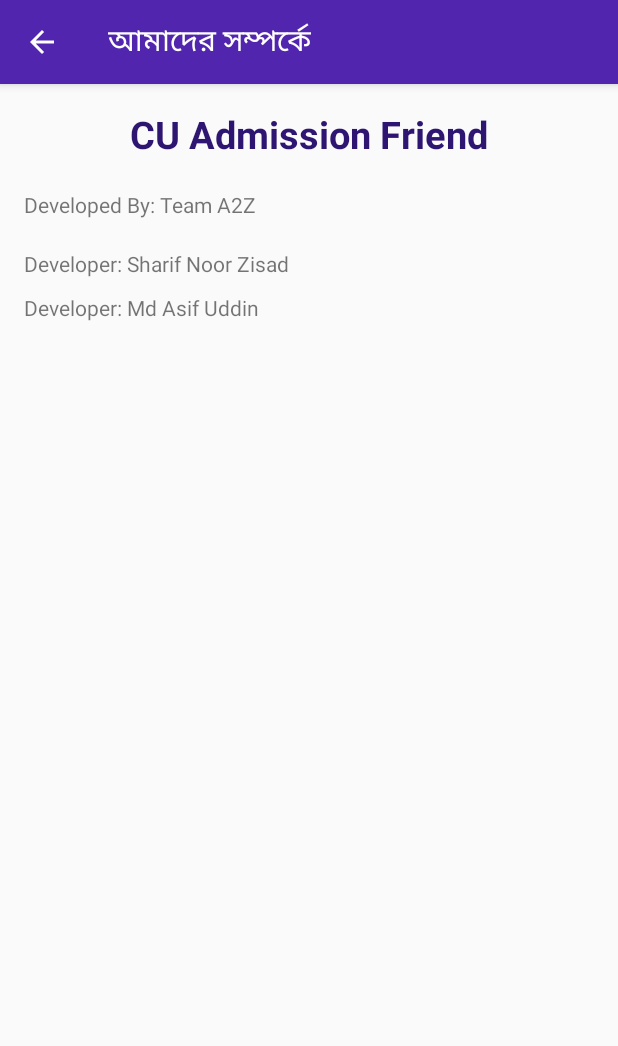
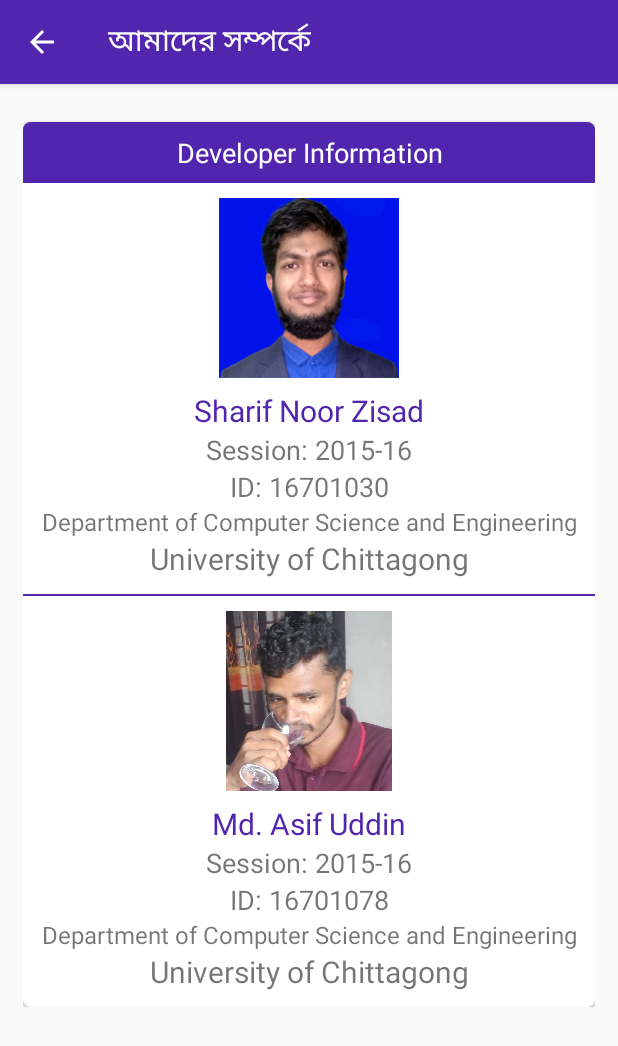
Before and after one commit to snzisad/cuadmissionfriend, an Android app: the About screen opened directly, with no data from a screen before it, on a phone screen of 412 x 824 dp. Shown: the top 1046 px of the screen. Run offline under Robolectric (Android 15) with nearby library versions, the phone set to English and light mode, and no system bars; network calls fail.

Commit message:
developer added

```diff
--- a/app/build.gradle
+++ b/app/build.gradle
@@ -1,13 +1,13 @@
 apply plugin: 'com.android.application'
 
 android {
-    compileSdkVersion 27
-    buildToolsVersion '27.0.3'
+    compileSdkVersion 28
+    buildToolsVersion '28.0.3'
 
     defaultConfig {
         applicationId "com.adnroid.bstech.cuadmissionfriend"
         minSdkVersion 16
-        targetSdkVersion 27
+        targetSdkVersion 28
         versionCode 1
         versionName "1.0"
     }
@@ -22,22 +22,22 @@ android {
 dependencies {
     implementation fileTree(dir: 'libs', include: ['*.jar'])
     implementation 'com.android.support.constraint:constraint-layout:1.1.2'
-    implementation 'com.android.support:support-v4:27.1.1'
+    implementation 'com.android.support:support-v4:28.0.0'
     testImplementation 'junit:junit:4.12'
-    implementation 'com.android.support:appcompat-v7:27.1.1'
-    implementation 'com.android.support:cardview-v7:27.1.1'
-    implementation 'com.android.volley:volley:1.0.0'
-    implementation 'com.android.support:design:27.1.1'
+    implementation 'com.android.support:appcompat-v7:28.0.0'
+    implementation 'com.android.support:cardview-v7:28.0.0'
+    implementation 'com.android.volley:volley:1.1.0'
+    implementation 'com.android.support:design:28.0.0'
     implementation 'com.squareup.picasso:picasso:2.71828'
 
     implementation 'com.commit451:PhotoView:1.2.4'
 
-    implementation 'com.google.android.gms:play-services-places:15.0.1'
-    implementation 'com.google.android.gms:play-services-maps:15.0.1'
-    implementation 'com.google.android.gms:play-services-location:15.0.1'
+    implementation 'com.google.android.gms:play-services-places:16.0.0'
+    implementation 'com.google.android.gms:play-services-maps:16.0.0'
+    implementation 'com.google.android.gms:play-services-location:16.0.0'
 
-    implementation 'com.google.firebase:firebase-core:16.0.1'
-    implementation 'com.google.firebase:firebase-messaging:17.3.1'
+    implementation 'com.google.firebase:firebase-core:16.0.5'
+    implementation 'com.google.firebase:firebase-messaging:17.3.4'
 
 }
 
--- a/app/src/main/res/layout/activity_about.xml
+++ b/app/src/main/res/layout/activity_about.xml
@@ -1,36 +1,143 @@
 <?xml version="1.0" encoding="utf-8"?>
-<LinearLayout xmlns:android="http://schemas.android.com/apk/res/android"
+<ScrollView xmlns:android="http://schemas.android.com/apk/res/android"
     xmlns:app="http://schemas.android.com/apk/res-auto"
     xmlns:tools="http://schemas.android.com/tools"
     android:layout_width="match_parent"
     android:layout_height="match_parent"
     android:orientation="vertical"
-    android:padding="16dp"
+    android:padding="5dp"
     tools:context="com.adnroid.bstech.cuadmissionfriend.About">
 
-    <TextView
-        android:layout_width="wrap_content"
+    <LinearLayout
+        android:layout_width="match_parent"
+        android:layout_height="match_parent"
+        android:padding="10dp"
+        android:orientation="vertical">
+
+        <android.support.v7.widget.CardView
+            android:layout_width="match_parent"
             android:layout_height="wrap_content"
-        android:text="CU Admission Friend"
-        android:textColor="@color/colorPrimaryDark"
-        android:textSize="25dp"
-        android:textStyle="bold"
-        android:layout_gravity="center_horizontal"/>
+            android:background="@color/colorLight"
+            android:layout_marginTop="10dp"
+            app:cardCornerRadius="5dp">
+
+            <LinearLayout
+                android:layout_width="match_parent"
+                android:layout_height="match_parent"
+                android:orientation="vertical">
 
                 <TextView
-        android:layout_width="wrap_content"
+                    android:layout_width="match_parent"
                     android:layout_height="wrap_content"
-        android:layout_marginTop="20dp"
-        android:text="Developed By: Team A2Z"/>
+                    android:background="@color/colorPrimary"
+                    android:gravity="center_horizontal"
+                    android:textColor="@color/colorLight"
+                    android:textSize="18dp"
+                    android:padding="8dp"
+                    android:text="Developer Information"
+                    />
+
+                <ImageView
+                    android:layout_width="120dp"
+                    android:layout_height="120dp"
+                    android:layout_marginTop="10dp"
+                    android:layout_gravity="center_horizontal"
+                    android:src="@drawable/zisad"/>
+
                 <TextView
-        android:layout_width="wrap_content"
+                    android:layout_width="match_parent"
                     android:layout_height="wrap_content"
-        android:layout_marginTop="20dp"
-        android:text="Developer: Sharif Noor Zisad"/>
+                    android:gravity="center_horizontal"
+                    android:textSize="20dp"
+                    android:layout_marginTop="8dp"
+                    android:textColor="@color/colorPrimary"
+                    android:text="Sharif Noor Zisad"
+                    />
                 <TextView
-        android:layout_width="wrap_content"
+                    android:layout_width="match_parent"
                     android:layout_height="wrap_content"
+                    android:gravity="center_horizontal"
+                    android:textSize="18dp"
+                    android:text="Session: 2015-16"
+                    />
+                <TextView
+                    android:layout_width="match_parent"
+                    android:layout_height="wrap_content"
+                    android:gravity="center_horizontal"
+                    android:textSize="18dp"
+                    android:text="ID: 16701030"
+                    />
+                <TextView
+                    android:layout_width="match_parent"
+                    android:layout_height="wrap_content"
+                    android:gravity="center_horizontal"
+                    android:textSize="16dp"
+                    android:text="Department of Computer Science and Engineering"
+                    />
+                <TextView
+                    android:layout_width="match_parent"
+                    android:layout_height="wrap_content"
+                    android:gravity="center_horizontal"
+                    android:textSize="20dp"
+                    android:layout_marginBottom="10dp"
+                    android:text="University of Chittagong"
+                    />
+
+                <View
+                    android:layout_width="match_parent"
+                    android:layout_height="1dp"
+                    android:background="@color/colorPrimary"/>
+
+
+                <ImageView
+                    android:layout_width="120dp"
+                    android:layout_height="120dp"
                     android:layout_marginTop="10dp"
-        android:text="Developer: Md Asif Uddin"/>
+                    android:layout_gravity="center_horizontal"
+                    android:src="@drawable/asif"/>
+
+                <TextView
+                    android:layout_width="match_parent"
+                    android:layout_height="wrap_content"
+                    android:gravity="center_horizontal"
+                    android:textSize="20dp"
+                    android:layout_marginTop="8dp"
+                    android:textColor="@color/colorPrimary"
+                    android:text="Md. Asif Uddin"
+                    />
+                <TextView
+                    android:layout_width="match_parent"
+                    android:layout_height="wrap_content"
+                    android:gravity="center_horizontal"
+                    android:textSize="18dp"
+                    android:text="Session: 2015-16"
+                    />
+                <TextView
+                    android:layout_width="match_parent"
+                    android:layout_height="wrap_content"
+                    android:gravity="center_horizontal"
+                    android:textSize="18dp"
+                    android:text="ID: 16701078"
+                    />
+                <TextView
+                    android:layout_width="match_parent"
+                    android:layout_height="wrap_content"
+                    android:gravity="center_horizontal"
+                    android:textSize="16dp"
+                    android:text="Department of Computer Science and Engineering"
+                    />
+                <TextView
+                    android:layout_width="match_parent"
+                    android:layout_height="wrap_content"
+                    android:gravity="center_horizontal"
+                    android:textSize="20dp"
+                    android:layout_marginBottom="10dp"
+                    android:text="University of Chittagong"
+                    />
+            </LinearLayout>
+
+        </android.support.v7.widget.CardView>
 
     </LinearLayout>
+
+</ScrollView>
--- a/build.gradle
+++ b/build.gradle
@@ -8,9 +8,10 @@ buildscript {
             name 'Google'
 
         }
+        google()
     }
     dependencies {
-        classpath 'com.android.tools.build:gradle:3.2.0'
+        classpath 'com.android.tools.build:gradle:3.2.1'
         classpath 'com.google.gms:google-services:4.0.1'
 
         // NOTE: Do not place your application dependencies here; they belong
```
Also changed, not shown: app/src/main/res/drawable/asif.jpg (added), app/src/main/res/drawable/zisad.png (added). Lines whose indentation alone changed are shown as unchanged.
